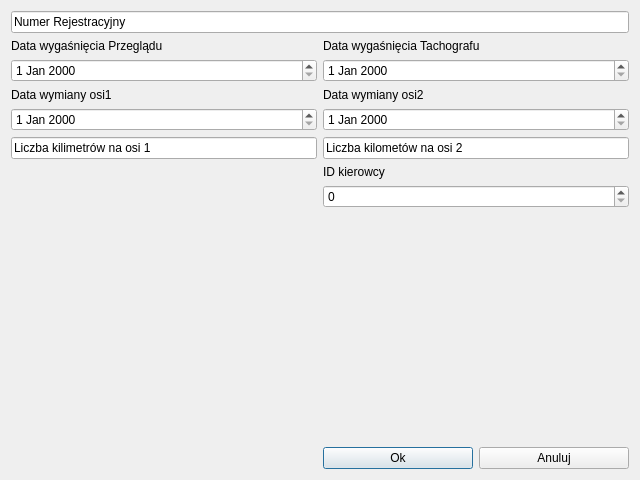
This is addciagnik.ui in JanSnieg/EwiData as Qt 5 draws it before an edit. The edited form follows.
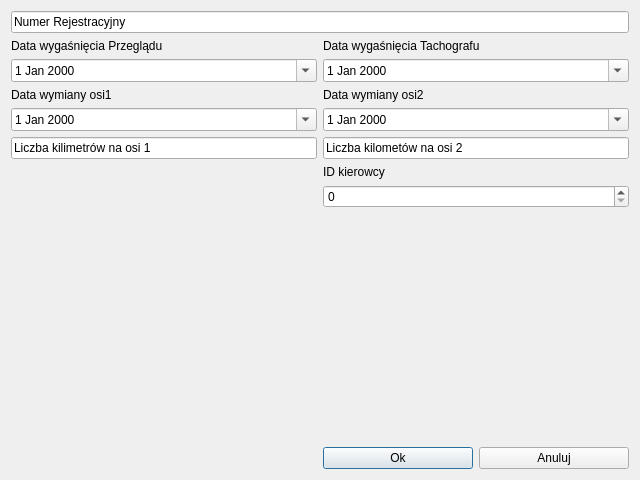
This is the edited form.

```diff
--- a/addciagnik.ui
+++ b/addciagnik.ui
@@ -33,10 +33,18 @@
     </layout>
    </item>
    <item row="3" column="1">
-    <widget class="QDateEdit" name="dateTachograf"/>
+    <widget class="QDateEdit" name="dateTachograf">
+     <property name="calendarPopup">
+      <bool>true</bool>
+     </property>
+    </widget>
    </item>
    <item row="5" column="0">
-    <widget class="QDateEdit" name="dateEditOs1"/>
+    <widget class="QDateEdit" name="dateEditOs1">
+     <property name="calendarPopup">
+      <bool>true</bool>
+     </property>
+    </widget>
    </item>
    <item row="4" column="0">
     <widget class="QLabel" name="label_3">
@@ -87,7 +95,11 @@
     </widget>
    </item>
    <item row="3" column="0">
-    <widget class="QDateEdit" name="dateEditPrzeglad"/>
+    <widget class="QDateEdit" name="dateEditPrzeglad">
+     <property name="calendarPopup">
+      <bool>true</bool>
+     </property>
+    </widget>
    </item>
    <item row="1" column="0" colspan="2">
     <widget class="QLineEdit" name="lineEditNumerRej">
@@ -100,7 +112,11 @@
     </widget>
    </item>
    <item row="5" column="1">
-    <widget class="QDateEdit" name="dateEditOs2"/>
+    <widget class="QDateEdit" name="dateEditOs2">
+     <property name="calendarPopup">
+      <bool>true</bool>
+     </property>
+    </widget>
    </item>
    <item row="9" column="1">
     <widget class="QSpinBox" name="spinBoxIdKierowca"/>
```
